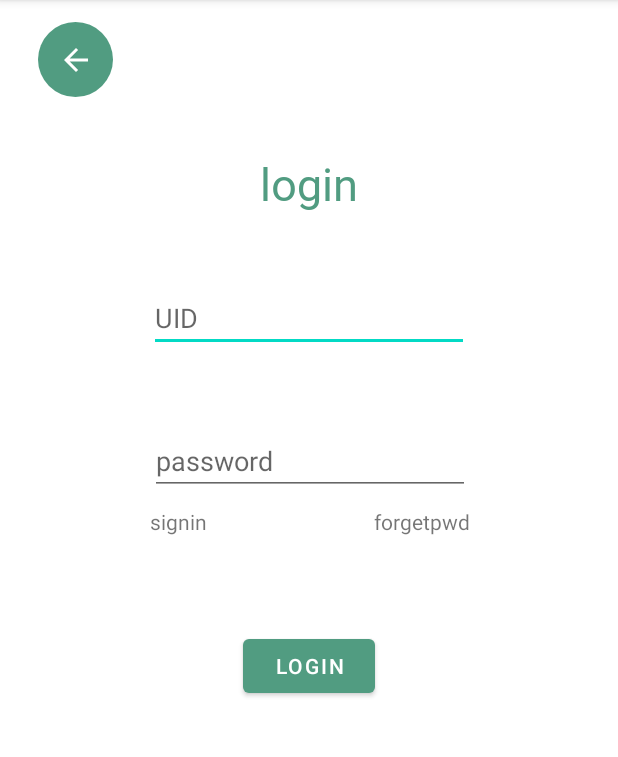
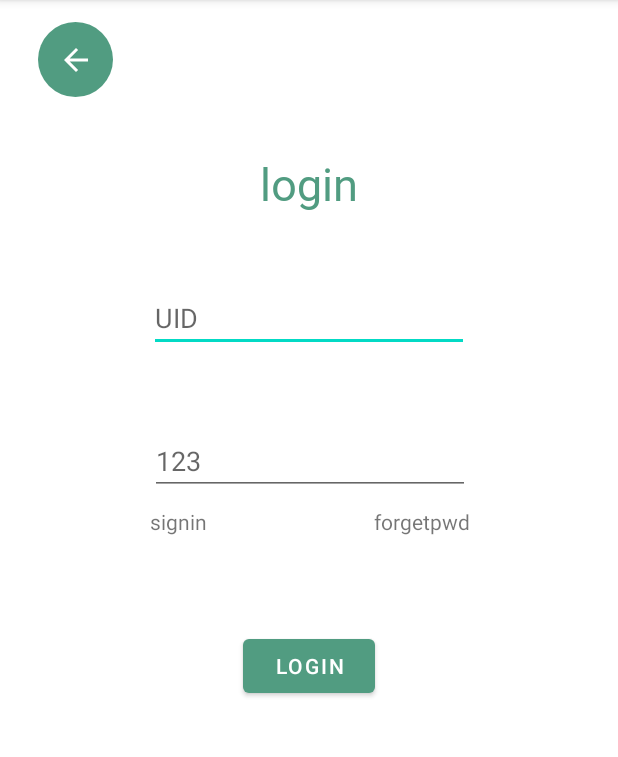
Before and after one commit to joey60504/SDHW, an Android app: the screen it shows after launch (MainActivity), on a phone screen of 412 x 824 dp, the part 84-841 px from its top. Run offline under Robolectric (Android 15) with nearby library versions, the phone set to English and light mode, and no system bars.

Commit message:
對密碼的hint做修改

```diff
--- a/app/src/main/res/layout/activity_main.xml
+++ b/app/src/main/res/layout/activity_main.xml
@@ -57,7 +57,7 @@
         android:layout_marginTop="50dp"
         android:autofillHints=""
         android:ems="10"
-        android:hint="@string/password"
+        android:hint="123"
         android:inputType="textPersonName"
         app:layout_constraintEnd_toEndOf="parent"
         app:layout_constraintHorizontal_bias="0.502"
```
